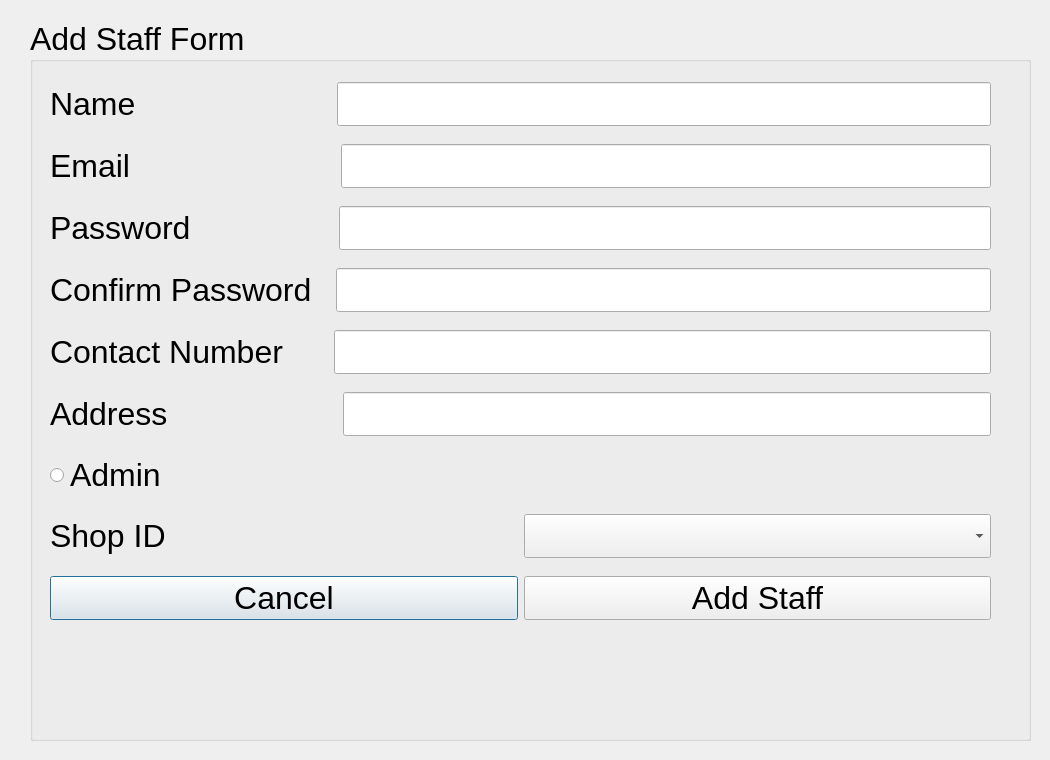
Old version of the form QtApplication/16Cycles/addstaff.ui in the repository Slavyana-c/16-Cycles.
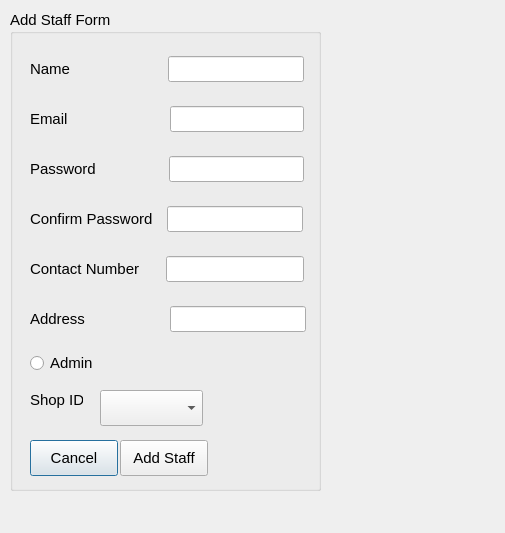
New version of the form.

Diff of the .ui file:
```diff
--- a/QtApplication/16Cycles/addstaff.ui
+++ b/QtApplication/16Cycles/addstaff.ui
@@ -6,8 +6,8 @@
    <rect>
     <x>0</x>
     <y>0</y>
-    <width>1050</width>
-    <height>760</height>
+    <width>505</width>
+    <height>533</height>
    </rect>
   </property>
   <property name="windowTitle">
@@ -16,37 +16,74 @@
   <widget class="QGroupBox" name="groupBox">
    <property name="geometry">
     <rect>
-     <x>30</x>
-     <y>20</y>
-     <width>1001</width>
-     <height>721</height>
+     <x>10</x>
+     <y>10</y>
+     <width>311</width>
+     <height>481</height>
     </rect>
    </property>
    <property name="font">
     <font>
-     <pointsize>24</pointsize>
+     <pointsize>11</pointsize>
     </font>
    </property>
    <property name="title">
     <string>Add Staff Form</string>
    </property>
-   <widget class="QWidget" name="layoutWidget">
+   <widget class="QPushButton" name="cancelButton">
     <property name="geometry">
      <rect>
       <x>20</x>
-      <y>50</y>
-      <width>941</width>
-      <height>571</height>
+      <y>430</y>
+      <width>88</width>
+      <height>36</height>
      </rect>
     </property>
-    <layout class="QVBoxLayout" name="verticalLayout">
-     <item>
-      <layout class="QHBoxLayout" name="horizontalLayout_2">
+    <property name="text">
+     <string>Cancel</string>
+    </property>
+   </widget>
+   <widget class="QPushButton" name="addStaffButton">
+    <property name="geometry">
+     <rect>
+      <x>110</x>
+      <y>430</y>
+      <width>88</width>
+      <height>36</height>
+     </rect>
+    </property>
+    <property name="text">
+     <string>Add Staff</string>
+    </property>
+   </widget>
+   <widget class="QRadioButton" name="adminButton">
+    <property name="geometry">
+     <rect>
+      <x>20</x>
+      <y>340</y>
+      <width>70</width>
+      <height>26</height>
+     </rect>
+    </property>
+    <property name="text">
+     <string>Admin</string>
+    </property>
+   </widget>
+   <widget class="QWidget" name="">
+    <property name="geometry">
+     <rect>
+      <x>20</x>
+      <y>40</y>
+      <width>274</width>
+      <height>38</height>
+     </rect>
+    </property>
+    <layout class="QHBoxLayout" name="horizontalLayout">
        <item>
         <widget class="QLabel" name="nameLabel">
          <property name="font">
           <font>
-           <pointsize>24</pointsize>
+         <pointsize>11</pointsize>
           </font>
          </property>
          <property name="text">
@@ -58,14 +95,22 @@
         <widget class="QLineEdit" name="nameLineEdit"/>
        </item>
       </layout>
-     </item>
-     <item>
-      <layout class="QHBoxLayout" name="horizontalLayout_3">
+   </widget>
+   <widget class="QWidget" name="">
+    <property name="geometry">
+     <rect>
+      <x>20</x>
+      <y>90</y>
+      <width>274</width>
+      <height>38</height>
+     </rect>
+    </property>
+    <layout class="QHBoxLayout" name="horizontalLayout_2">
        <item>
         <widget class="QLabel" name="emailLabel">
          <property name="font">
           <font>
-           <pointsize>24</pointsize>
+         <pointsize>11</pointsize>
           </font>
          </property>
          <property name="text">
@@ -77,14 +122,22 @@
         <widget class="QLineEdit" name="emailLineEdit"/>
        </item>
       </layout>
-     </item>
-     <item>
-      <layout class="QHBoxLayout" name="horizontalLayout_4">
+   </widget>
+   <widget class="QWidget" name="">
+    <property name="geometry">
+     <rect>
+      <x>20</x>
+      <y>140</y>
+      <width>274</width>
+      <height>38</height>
+     </rect>
+    </property>
+    <layout class="QHBoxLayout" name="horizontalLayout_3">
        <item>
         <widget class="QLabel" name="passwordLabel">
          <property name="font">
           <font>
-           <pointsize>24</pointsize>
+         <pointsize>11</pointsize>
           </font>
          </property>
          <property name="text">
@@ -100,14 +153,22 @@
         </widget>
        </item>
       </layout>
-     </item>
-     <item>
-      <layout class="QHBoxLayout" name="horizontalLayout_5">
+   </widget>
+   <widget class="QWidget" name="">
+    <property name="geometry">
+     <rect>
+      <x>20</x>
+      <y>190</y>
+      <width>273</width>
+      <height>38</height>
+     </rect>
+    </property>
+    <layout class="QHBoxLayout" name="horizontalLayout_4">
        <item>
         <widget class="QLabel" name="confirmPasswordLabel">
          <property name="font">
           <font>
-           <pointsize>24</pointsize>
+         <pointsize>11</pointsize>
           </font>
          </property>
          <property name="text">
@@ -123,14 +184,22 @@
         </widget>
        </item>
       </layout>
-     </item>
-     <item>
-      <layout class="QHBoxLayout" name="horizontalLayout_6">
+   </widget>
+   <widget class="QWidget" name="">
+    <property name="geometry">
+     <rect>
+      <x>20</x>
+      <y>240</y>
+      <width>274</width>
+      <height>38</height>
+     </rect>
+    </property>
+    <layout class="QHBoxLayout" name="horizontalLayout_5">
        <item>
         <widget class="QLabel" name="contactNumberLabel">
          <property name="font">
           <font>
-           <pointsize>24</pointsize>
+         <pointsize>11</pointsize>
           </font>
          </property>
          <property name="text">
@@ -142,9 +211,17 @@
         <widget class="QLineEdit" name="contactNumberLineEdit"/>
        </item>
       </layout>
-     </item>
-     <item>
-      <layout class="QHBoxLayout" name="horizontalLayout_7">
+   </widget>
+   <widget class="QWidget" name="">
+    <property name="geometry">
+     <rect>
+      <x>20</x>
+      <y>290</y>
+      <width>276</width>
+      <height>38</height>
+     </rect>
+    </property>
+    <layout class="QHBoxLayout" name="horizontalLayout_6">
        <item>
         <widget class="QLabel" name="adressLabel">
          <property name="text">
@@ -156,51 +233,29 @@
         <widget class="QLineEdit" name="AddressLineEdit"/>
        </item>
       </layout>
-     </item>
-     <item>
-      <layout class="QHBoxLayout" name="horizontalLayout_8">
-       <item>
-        <widget class="QRadioButton" name="adminButton">
-         <property name="text">
-          <string>Admin</string>
-         </property>
-        </widget>
-       </item>
-      </layout>
-     </item>
-     <item>
-      <layout class="QHBoxLayout" name="horizontalLayout_9">
-       <item>
+   </widget>
         <widget class="QLabel" name="shopIdLabel">
+    <property name="geometry">
+     <rect>
+      <x>20</x>
+      <y>380</y>
+      <width>53</width>
+      <height>20</height>
+     </rect>
+    </property>
          <property name="text">
           <string>Shop ID</string>
          </property>
         </widget>
-       </item>
-       <item>
-        <widget class="QComboBox" name="shopIDComboBox"/>
-       </item>
-      </layout>
-     </item>
-     <item>
-      <layout class="QHBoxLayout" name="horizontalLayout">
-       <item>
-        <widget class="QPushButton" name="cancelButton">
-         <property name="text">
-          <string>Cancel</string>
-         </property>
-        </widget>
-       </item>
-       <item>
-        <widget class="QPushButton" name="addStaffButton">
-         <property name="text">
-          <string>Add Staff</string>
-         </property>
-        </widget>
-       </item>
-      </layout>
-     </item>
-    </layout>
+   <widget class="QComboBox" name="shopIDComboBox">
+    <property name="geometry">
+     <rect>
+      <x>90</x>
+      <y>380</y>
+      <width>103</width>
+      <height>36</height>
+     </rect>
+    </property>
    </widget>
   </widget>
  </widget>
```
Lines whose indentation alone changed are shown as unchanged.
